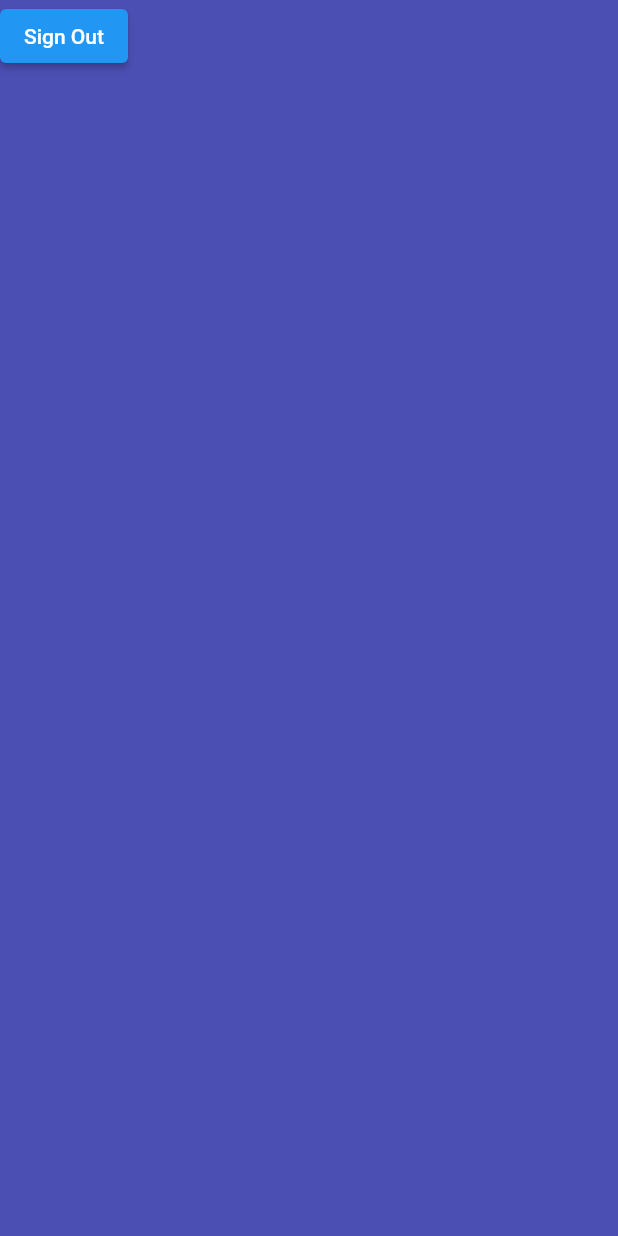
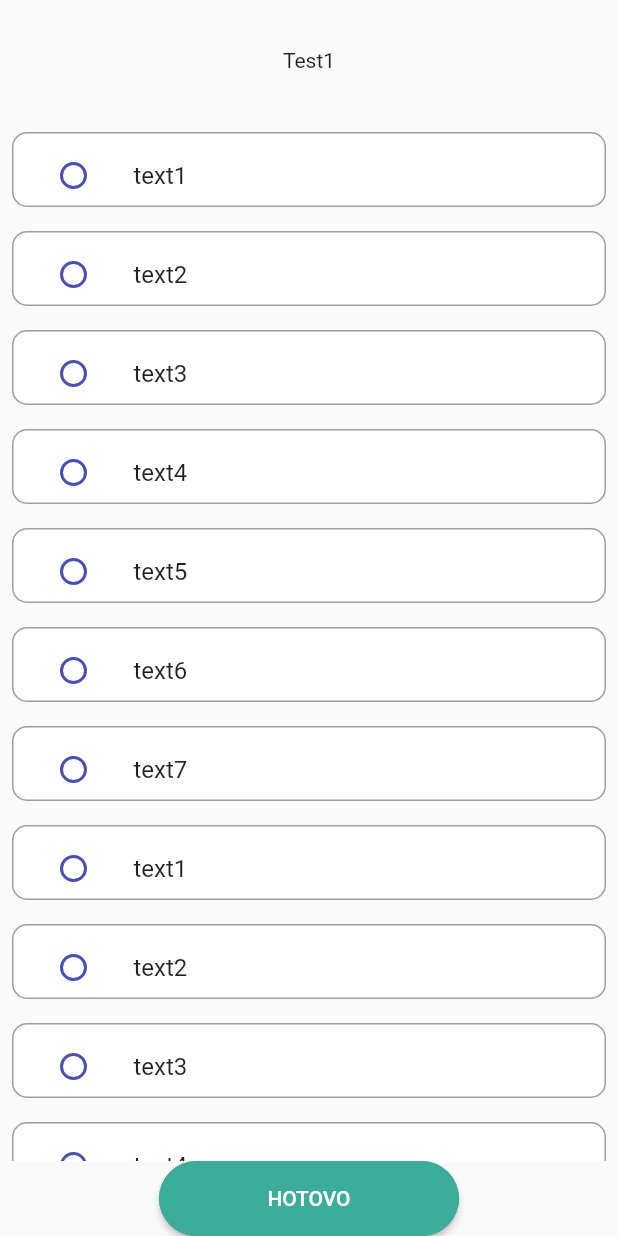
Before and after one commit to intension-software/infomentor, a Flutter app: the screen it shows once a user with an empty profile is signed in, on a phone screen of 412 x 824 dp. Run offline on Flutter 3.47's test engine with Material 2 defaults, Android fonts, the light colour scheme and no system bars; our stand-ins replace firebase_auth, firebase_core; accounts and stored records are empty; network calls fail.

Commit message:
checkboxes, checkboxes map, structure of tests

```diff
--- a/lib/main.dart
+++ b/lib/main.dart
@@ -5,6 +5,7 @@ import 'package:infomentor/screens/Login.dart';
 import 'package:infomentor/screens/Learning.dart';
 import 'package:infomentor/screens/Challenges.dart';
 import 'package:infomentor/screens/Discussions.dart';
+import 'package:infomentor/screens/Test.dart';
 import 'package:firebase_auth/firebase_auth.dart';
 
 
@@ -29,7 +30,6 @@ class MainApp extends StatelessWidget {
     return MaterialApp(
         theme: ThemeData(
           primaryColor: Color(0xff4b4fb3),
-          scaffoldBackgroundColor: Color(0xff4b4fb3),
         ),
         home: StreamBuilder<User?>(
           stream: FirebaseAuth.instance.authStateChanges(),
@@ -40,7 +40,7 @@ class MainApp extends StatelessWidget {
             } else {
               if (snapshot.hasData) {
                 // User is logged in, navigate to the specified screen
-                return Home();
+                return Test();
               } else {
                 // User is not logged in, navigate to Login
                 return Login();
--- /dev/null
+++ b/lib/screens/Test.dart
@@ -0,0 +1,94 @@
+
+import 'package:flutter/material.dart';
+import 'package:infomentor/widgets/ReWidgets.dart';
+
+enum Answer { one, two, three, four }
+
+class TestData {
+
+
+
+  int correct = 1;
+
+}
+
+ List answers = [
+    'text1',
+    'text2',
+    'text3',
+    'text4',
+    'text5',
+    'text6',
+    'text7',
+    'text1',
+    'text2',
+    'text3',
+    'text4',
+    'text5',
+    'text6',
+    'text7'
+  ];
+
+    String title = 'Test1';
+
+
+
+class Test extends StatefulWidget {
+  const Test({super.key});
+
+  @override
+  State<Test> createState() => _TestState();
+}
+
+class _TestState extends State<Test> {
+  int? _answer;
+
+
+  @override
+  Widget build(BuildContext context) {
+    return Scaffold(
+        body: Column(
+
+          children: [
+            Container(
+              margin:  EdgeInsets.fromLTRB(8, 32, 8, 32),
+              child: Text(title, )
+            ),
+            Expanded(
+              child: ListView.builder(
+              itemCount: answers.length,
+              itemBuilder: (BuildContext context, index) {
+                String item = answers[index];
+
+                return Container(
+                    margin:  EdgeInsets.fromLTRB(8, 8, 8, 8),
+                    width:  double.infinity,
+                    height:  50,
+                    decoration: BoxDecoration(
+                      border: _answer == index ? Border.all(color: Color(0xff4b4fb3)) : Border.all(color: Colors.grey),
+                      borderRadius: BorderRadius.circular(10),
+                      color: _answer == index ? Color(0xffdddef4) : Colors.white,
+
+                    ),
+                    child: ListTile(
+                      title: Text(item),
+                      leading: Radio(
+                        value: index ,
+                        groupValue: _answer,
+                        fillColor: MaterialStatePropertyAll<Color>(Color(0xff4b4fb3)),
+                        onChanged: (int? value) {
+                          setState(() {
+                            _answer = value;
+                          });
+                        },
+                      ),
+                    )
+                  );
+              }),
+            ),
+            reButton(context, 'HOTOVO',  0xff3cad9a, 0xffffffff, 0xffffffff, () {} )
+          ]
+        ),
+    );
+  }
+}
--- a/lib/widgets/ReWidgets.dart
+++ b/lib/widgets/ReWidgets.dart
@@ -1,4 +1,5 @@
 import 'package:flutter/material.dart';
+import 'package:infomentor/screens/Test.dart';
 
 TextField reTextField(
     String text, bool isPasswordType, TextEditingController controller) {
@@ -136,3 +137,20 @@ class _reBottomNavigationState
       );
   }
 }
+
+Container reImageAnswer(String image) {
+  return Container(
+    margin:  EdgeInsets.fromLTRB(0, 0, 0, 32),
+    padding:  EdgeInsets.fromLTRB(8, 8, 8, 8),
+    width:  double.infinity,
+    height:  247,
+    decoration:  BoxDecoration (
+      image:  DecorationImage (
+        fit:  BoxFit.cover,
+        image:  NetworkImage (
+          image
+        ),
+      ),
+    ),
+  );
+}
```
